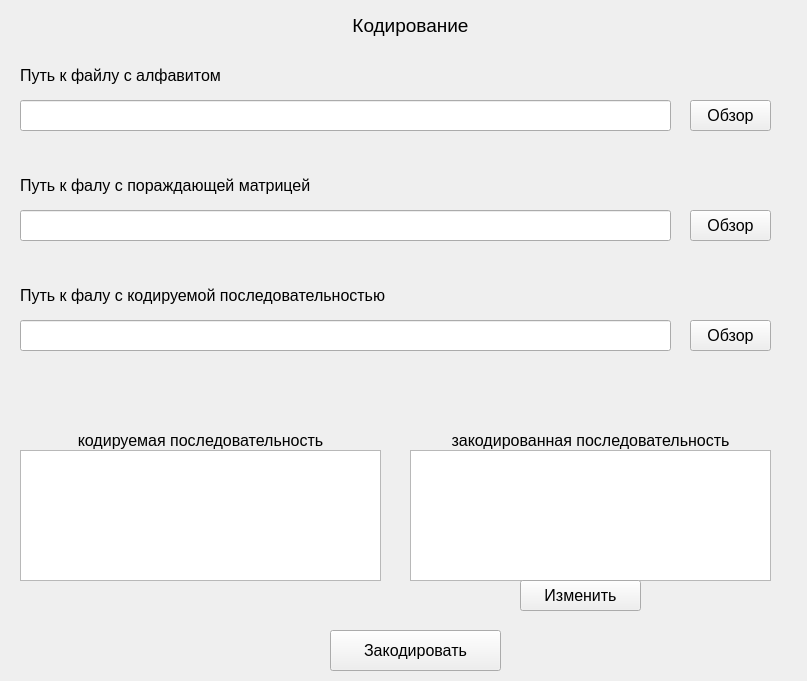
Before: the Qt Designer form AntiInterferenceCoding/hammingencodewidget.ui in somebod99/AntiInterferenceCoding, drawn with Qt 5.
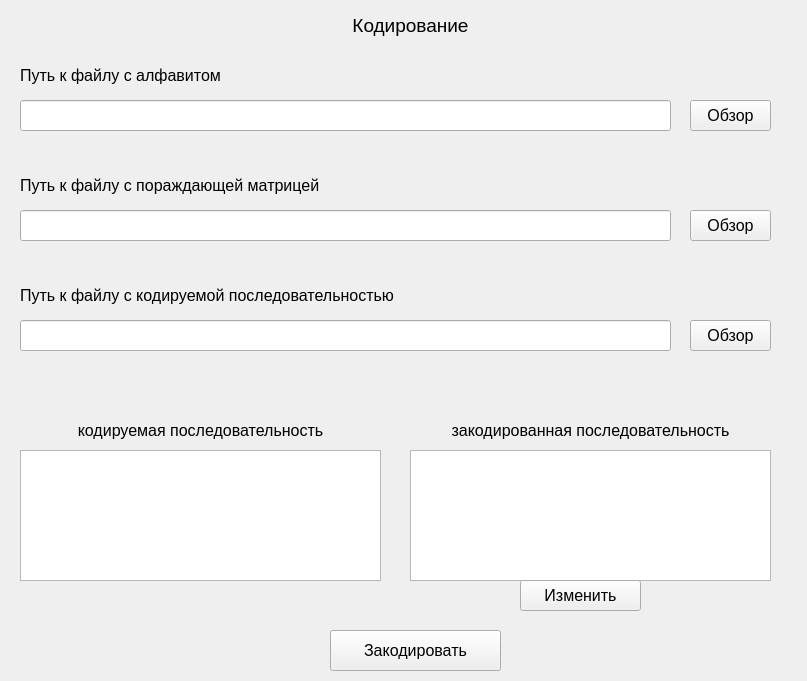
After: the same form once the commit is applied.

Patch:
```diff
--- a/AntiInterferenceCoding/hammingencodewidget.ui
+++ b/AntiInterferenceCoding/hammingencodewidget.ui
@@ -141,7 +141,7 @@
     </font>
    </property>
    <property name="text">
-    <string>Путь к фалу с кодируемой последовательностью</string>
+    <string>Путь к файлу с кодируемой последовательностью</string>
    </property>
   </widget>
   <widget class="QTextBrowser" name="encodingTextBrowser">
@@ -225,7 +225,7 @@
     </font>
    </property>
    <property name="text">
-    <string>Путь к фалу с пораждающей матрицей</string>
+    <string>Путь к файлу с пораждающей матрицей</string>
    </property>
   </widget>
   <widget class="QPushButton" name="gMatrixPushButton">
@@ -268,7 +268,7 @@
    <property name="geometry">
     <rect>
      <x>20</x>
-     <y>430</y>
+     <y>420</y>
      <width>361</width>
      <height>20</height>
     </rect>
@@ -289,7 +289,7 @@
    <property name="geometry">
     <rect>
      <x>410</x>
-     <y>430</y>
+     <y>420</y>
      <width>361</width>
      <height>20</height>
     </rect>
```
